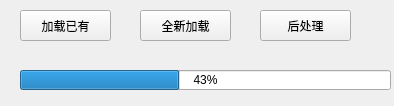
Old version of the form UIDesign/PreProcess.ui in the repository zhouyousong/ZfinanceUI.
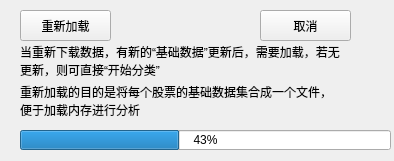
New version of the form.

```diff
--- a/UIDesign/PreProcess.ui
+++ b/UIDesign/PreProcess.ui
@@ -7,7 +7,7 @@
     <x>0</x>
     <y>0</y>
     <width>394</width>
-    <height>106</height>
+    <height>161</height>
    </rect>
   </property>
   <property name="windowTitle">
@@ -17,7 +17,7 @@
    <property name="geometry">
     <rect>
      <x>20</x>
-     <y>70</y>
+     <y>130</y>
      <width>371</width>
      <height>20</height>
     </rect>
@@ -26,30 +26,17 @@
     <number>43</number>
    </property>
   </widget>
-  <widget class="QPushButton" name="LoadExist">
-   <property name="geometry">
-    <rect>
-     <x>20</x>
-     <y>10</y>
-     <width>91</width>
-     <height>31</height>
-    </rect>
-   </property>
-   <property name="text">
-    <string>加载已有</string>
-   </property>
-  </widget>
   <widget class="QPushButton" name="ReloadNew">
    <property name="geometry">
     <rect>
-     <x>140</x>
+     <x>20</x>
      <y>10</y>
      <width>91</width>
      <height>31</height>
     </rect>
    </property>
    <property name="text">
-    <string>全新加载</string>
+    <string>重新加载</string>
    </property>
   </widget>
   <widget class="QPushButton" name="PostProcess">
@@ -62,7 +49,39 @@
     </rect>
    </property>
    <property name="text">
-    <string>后处理</string>
+    <string>取消</string>
+   </property>
+  </widget>
+  <widget class="QLabel" name="label">
+   <property name="geometry">
+    <rect>
+     <x>20</x>
+     <y>40</y>
+     <width>321</width>
+     <height>41</height>
+    </rect>
+   </property>
+   <property name="text">
+    <string>当重新下载数据，有新的“基础数据”更新后，需要加载，若无更新，则可直接“开始分类”</string>
+   </property>
+   <property name="wordWrap">
+    <bool>true</bool>
+   </property>
+  </widget>
+  <widget class="QLabel" name="label_2">
+   <property name="geometry">
+    <rect>
+     <x>20</x>
+     <y>80</y>
+     <width>321</width>
+     <height>41</height>
+    </rect>
+   </property>
+   <property name="text">
+    <string>重新加载的目的是将每个股票的基础数据集合成一个文件，便于加载内存进行分析</string>
+   </property>
+   <property name="wordWrap">
+    <bool>true</bool>
    </property>
   </widget>
  </widget>
```
